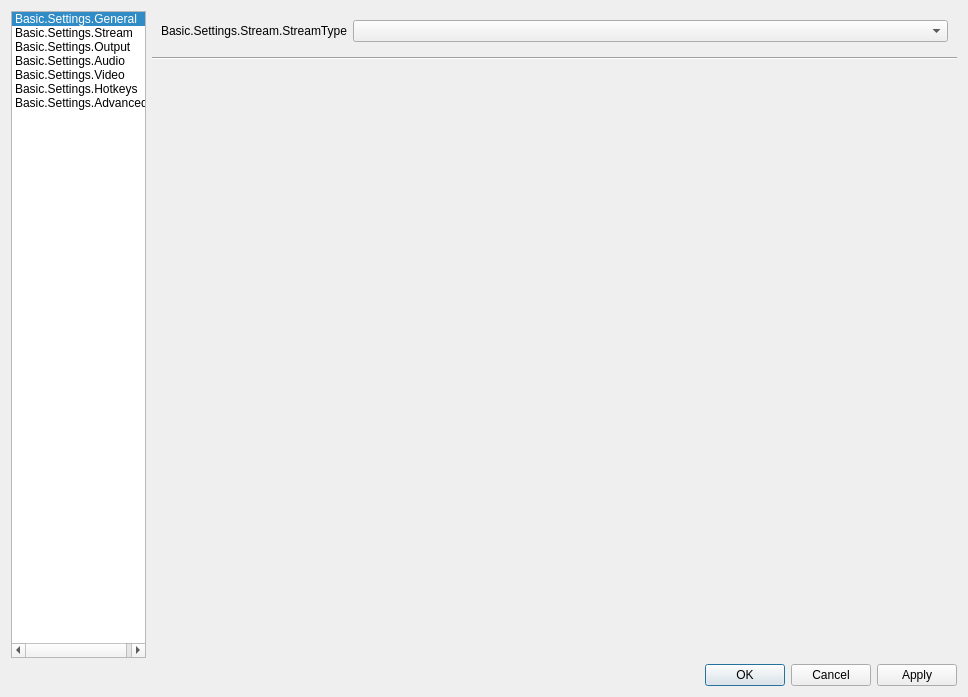
First picture: the form in obs/forms/OBSBasicSettings.ui, repository mixer/tachyon, before the edit.
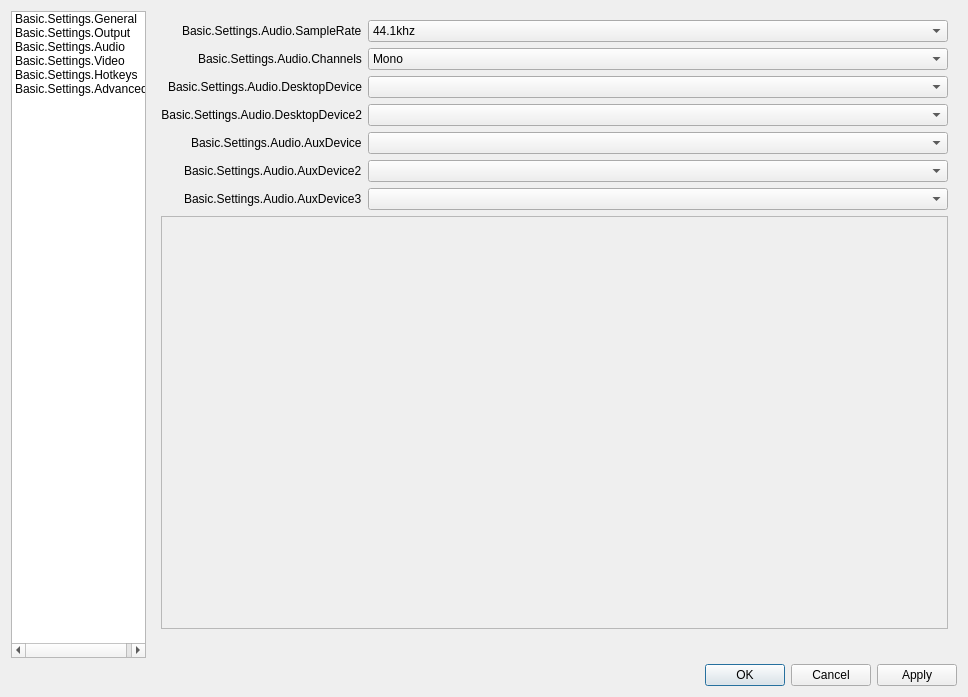
Second picture: the form after the edit. The open tabs and pages were chosen to show the change. Icons and pictures are not drawn.

Commit message:
Removed Stream Section from Settings
The resulting surgery has left scars upon the surgeon.

The edit to the form file:
```diff
--- a/obs/forms/OBSBasicSettings.ui
+++ b/obs/forms/OBSBasicSettings.ui
@@ -43,7 +43,7 @@
         </size>
        </property>
        <property name="currentRow">
-        <number>0</number>
+        <number>-1</number>
        </property>
        <item>
         <property name="text">
@@ -54,15 +54,6 @@
           <normaloff>:/settings/images/settings/system-settings-3.png</normaloff>:/settings/images/settings/system-settings-3.png</iconset>
         </property>
        </item>
-       <item>
-        <property name="text">
-         <string>Basic.Settings.Stream</string>
-        </property>
-        <property name="icon">
-         <iconset resource="obs.qrc">
-          <normaloff>:/settings/images/settings/network.png</normaloff>:/settings/images/settings/network.png</iconset>
-        </property>
-       </item>
        <item>
         <property name="text">
          <string>Basic.Settings.Output</string>
@@ -181,105 +172,6 @@
          </item>
         </layout>
        </widget>
-       <widget class="QWidget" name="streamPage">
-        <layout class="QVBoxLayout" name="verticalLayout_5">
-         <property name="leftMargin">
-          <number>0</number>
-         </property>
-         <property name="topMargin">
-          <number>0</number>
-         </property>
-         <property name="rightMargin">
-          <number>0</number>
-         </property>
-         <property name="bottomMargin">
-          <number>0</number>
-         </property>
-         <item>
-          <widget class="QWidget" name="streamContainer" native="true">
-           <property name="sizePolicy">
-            <sizepolicy hsizetype="Preferred" vsizetype="Minimum">
-             <horstretch>0</horstretch>
-             <verstretch>0</verstretch>
-            </sizepolicy>
-           </property>
-           <layout class="QVBoxLayout" name="verticalLayout_6">
-            <property name="leftMargin">
-             <number>0</number>
-            </property>
-            <property name="topMargin">
-             <number>0</number>
-            </property>
-            <property name="rightMargin">
-             <number>0</number>
-            </property>
-            <property name="bottomMargin">
-             <number>0</number>
-            </property>
-            <item alignment="Qt::AlignTop">
-             <widget class="QWidget" name="widget_5" native="true">
-              <property name="sizePolicy">
-               <sizepolicy hsizetype="Preferred" vsizetype="Maximum">
-                <horstretch>0</horstretch>
-                <verstretch>0</verstretch>
-               </sizepolicy>
-              </property>
-              <layout class="QVBoxLayout" name="verticalLayout_7">
-               <property name="leftMargin">
-                <number>0</number>
-               </property>
-               <property name="topMargin">
-                <number>0</number>
-               </property>
-               <property name="rightMargin">
-                <number>0</number>
-               </property>
-               <property name="bottomMargin">
-                <number>0</number>
-               </property>
-               <item>
-                <widget class="QWidget" name="widget_6" native="true">
-                 <layout class="QFormLayout" name="formLayout_8">
-                  <property name="fieldGrowthPolicy">
-                   <enum>QFormLayout::AllNonFixedFieldsGrow</enum>
-                  </property>
-                  <item row="0" column="0">
-                   <widget class="QLabel" name="label_21">
-                    <property name="minimumSize">
-                     <size>
-                      <width>170</width>
-                      <height>0</height>
-                     </size>
-                    </property>
-                    <property name="text">
-                     <string>Basic.Settings.Stream.StreamType</string>
-                    </property>
-                    <property name="alignment">
-                     <set>Qt::AlignRight|Qt::AlignTrailing|Qt::AlignVCenter</set>
-                    </property>
-                   </widget>
-                  </item>
-                  <item row="0" column="1">
-                   <widget class="QComboBox" name="streamType"/>
-                  </item>
-                 </layout>
-                </widget>
-               </item>
-               <item>
-                <widget class="Line" name="line">
-                 <property name="orientation">
-                  <enum>Qt::Horizontal</enum>
-                 </property>
-                </widget>
-               </item>
-              </layout>
-             </widget>
-            </item>
-           </layout>
-          </widget>
-         </item>
-        </layout>
-       </widget>
        <widget class="QWidget" name="outputPage">
         <layout class="QVBoxLayout" name="verticalLayout_2">
          <property name="leftMargin">
```
Left out of the diff: 14 changed lines with no effect on the pictures. The commit also changes 2 other files.
